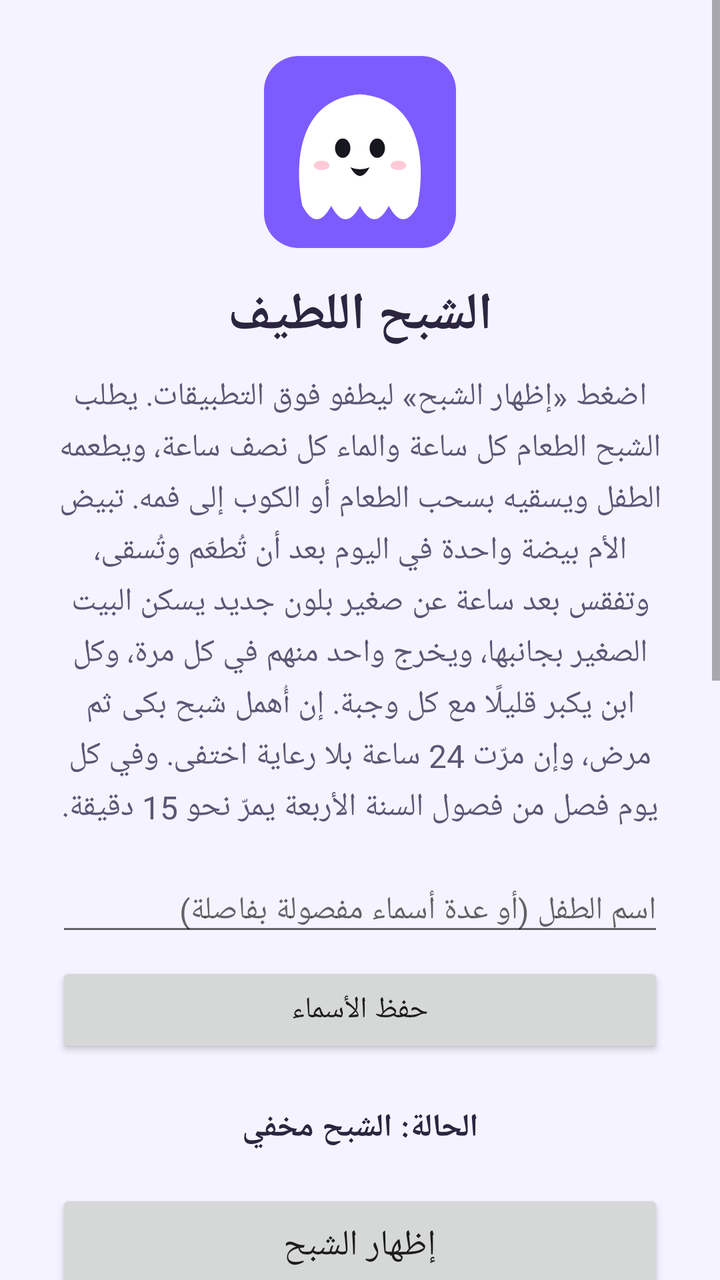
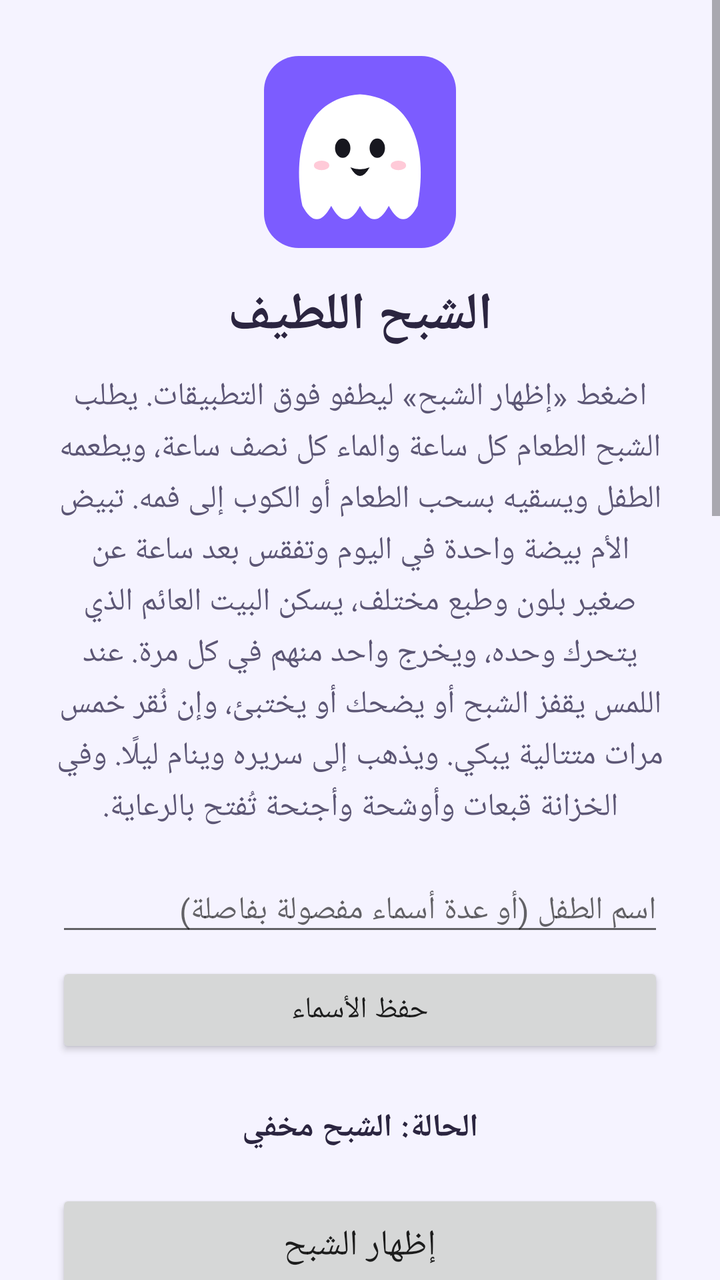

An Android layout rendered at two revisions. The XML below is the earlier revision; the diff shows what the commit changed to produce the second picture.
<!-- AndroidManifest.xml: application theme AppTheme -->
<!-- res/layout/activity_main.xml -->
<?xml version="1.0" encoding="utf-8"?>
<ScrollView xmlns:android="http://schemas.android.com/apk/res/android"
    android:layout_width="match_parent"
    android:layout_height="match_parent"
    android:fillViewport="true">

    <LinearLayout
        android:layout_width="match_parent"
        android:layout_height="wrap_content"
        android:layoutDirection="rtl"
        android:gravity="center"
        android:orientation="vertical"
        android:padding="28dp">

        <ImageView
            android:layout_width="96dp"
            android:layout_height="96dp"
            android:importantForAccessibility="no"
            android:src="@drawable/ic_launcher" />

        <TextView
            android:layout_width="match_parent"
            android:layout_height="wrap_content"
            android:layout_marginTop="16dp"
            android:gravity="center"
            android:text="@string/main_title"
            android:textColor="@color/text_main"
            android:textSize="26sp"
            android:textStyle="bold" />

        <TextView
            android:layout_width="match_parent"
            android:layout_height="wrap_content"
            android:layout_marginTop="12dp"
            android:gravity="center"
            android:lineSpacingExtra="4dp"
            android:text="@string/main_description"
            android:textColor="@color/text_sub"
            android:textSize="16sp" />

        <EditText
            android:id="@+id/namesField"
            android:layout_width="match_parent"
            android:layout_height="wrap_content"
            android:layout_marginTop="20dp"
            android:hint="@string/names_hint"
            android:inputType="text"
            android:maxLines="2"
            android:textSize="16sp" />

        <Button
            android:id="@+id/saveNamesButton"
            android:layout_width="match_parent"
            android:layout_height="48dp"
            android:layout_marginTop="8dp"
            android:text="@string/names_save"
            android:textSize="15sp" />

        <LinearLayout
            android:id="@+id/updateBanner"
            android:layout_width="match_parent"
            android:layout_height="wrap_content"
            android:layout_marginTop="20dp"
            android:background="#FFF3CD"
            android:orientation="vertical"
            android:padding="14dp"
            android:visibility="gone">

            <TextView
                android:id="@+id/updateText"
                android:layout_width="match_parent"
                android:layout_height="wrap_content"
                android:gravity="center"
                android:textColor="@color/text_main"
                android:textSize="16sp"
                android:textStyle="bold" />

            <Button
                android:id="@+id/updateButton"
                android:layout_width="match_parent"
                android:layout_height="52dp"
                android:layout_marginTop="10dp"
                android:text="@string/update_download"
                android:textSize="16sp" />
        </LinearLayout>

        <TextView
            android:id="@+id/statusText"
            android:layout_width="match_parent"
            android:layout_height="wrap_content"
            android:layout_marginTop="24dp"
            android:gravity="center"
            android:text="@string/status_stopped"
            android:textColor="@color/text_main"
            android:textSize="16sp"
            android:textStyle="bold" />

        <Button
            android:id="@+id/showButton"
            android:layout_width="match_parent"
            android:layout_height="56dp"
            android:layout_marginTop="20dp"
            android:text="@string/show_ghost"
            android:textSize="18sp" />

        <Button
            android:id="@+id/hideButton"
            android:layout_width="match_parent"
            android:layout_height="56dp"
            android:layout_marginTop="12dp"
            android:text="@string/hide_ghost"
            android:textSize="18sp" />

        <Button
            android:id="@+id/feedButton"
            android:layout_width="match_parent"
            android:layout_height="48dp"
            android:layout_marginTop="12dp"
            android:text="@string/feed_now"
            android:textSize="15sp" />

        <Button
            android:id="@+id/drinkButton"
            android:layout_width="match_parent"
            android:layout_height="48dp"
            android:layout_marginTop="12dp"
            android:text="@string/drink_now"
            android:textSize="15sp" />

        <Button
            android:id="@+id/eggButton"
            android:layout_width="match_parent"
            android:layout_height="48dp"
            android:layout_marginTop="12dp"
            android:text="@string/egg_now"
            android:textSize="15sp" />

        <Button
            android:id="@+id/neglectButton"
            android:layout_width="match_parent"
            android:layout_height="48dp"
            android:layout_marginTop="12dp"
            android:text="@string/neglect_now"
            android:textSize="15sp" />

        <Button
            android:id="@+id/seasonButton"
            android:layout_width="match_parent"
            android:layout_height="48dp"
            android:layout_marginTop="12dp"
            android:text="@string/season_now"
            android:textSize="15sp" />

        <Button
            android:id="@+id/checkUpdateButton"
            android:layout_width="match_parent"
            android:layout_height="48dp"
            android:layout_marginTop="12dp"
            android:text="@string/update_check"
            android:textSize="15sp" />

        <TextView
            android:id="@+id/privacyNote"
            android:layout_width="match_parent"
            android:layout_height="wrap_content"
            android:layout_marginTop="20dp"
            android:gravity="center"
            android:lineSpacingExtra="2dp"
            android:text="@string/main_privacy_note_local"
            android:textColor="@color/text_sub"
            android:textSize="12sp" />

        <TextView
            android:id="@+id/versionText"
            android:layout_width="match_parent"
            android:layout_height="wrap_content"
            android:layout_marginTop="24dp"
            android:gravity="center"
            android:textColor="@color/text_sub"
            android:textSize="13sp" />
    </LinearLayout>
</ScrollView>
<!-- resources referenced by this layout -->
<resources>
  <color name="text_main">#2B2540</color>
  <color name="text_sub">#5C5675</color>
  <!-- drawable ic_launcher (drawable) -->
  <?xml version="1.0" encoding="utf-8"?>
  <vector xmlns:android="http://schemas.android.com/apk/res/android"
      android:width="108dp"
      android:height="108dp"
      android:viewportWidth="100"
      android:viewportHeight="100">
      <path
          android:fillColor="#7C5CFF"
          android:pathData="M18,0h64a18,18 0 0 1 18,18v64a18,18 0 0 1 -18,18h-64a18,18 0 0 1 -18,-18v-64a18,18 0 0 1 18,-18z" />
      <path
          android:fillColor="#FFFFFF"
          android:pathData="M20,78 C15,52 20,22 50,20 C80,22 85,52 80,78 Q72.5,92 65,78 Q57.5,92 50,78 Q42.5,92 35,78 Q27.5,92 20,78 Z" />
      <path
          android:fillColor="#17171F"
          android:pathData="M41,48 m-4,0 a4,5 0 1,0 8,0 a4,5 0 1,0 -8,0 M59,48 m-4,0 a4,5 0 1,0 8,0 a4,5 0 1,0 -8,0" />
      <path
          android:fillColor="#17171F"
          android:pathData="M45,58 Q50,60 55,58 Q50,67 45,58 Z" />
      <path
          android:fillColor="#FFB4C8"
          android:fillAlpha="0.7"
          android:pathData="M30,57 m-4,0 a4,2.5 0 1,0 8,0 a4,2.5 0 1,0 -8,0 M70,57 m-4,0 a4,2.5 0 1,0 8,0 a4,2.5 0 1,0 -8,0" />
  </vector>
  <string name="drink_now">جرّب السقي الآن</string>
  <string name="egg_now">جرّب البيضة (فقس سريع)</string>
  <string name="feed_now">جرّب الإطعام الآن</string>
  <string name="hide_ghost">إخفاء الشبح</string>
  <string name="main_description">اضغط «إظهار الشبح» ليطفو فوق التطبيقات. يطلب الشبح الطعام كل ساعة والماء كل نصف ساعة، ويطعمه الطفل ويسقيه بسحب الطعام أو الكوب إلى فمه. تبيض الأم بيضة واحدة في اليوم بعد أن تُطعَم وتُسقى، وتفقس بعد ساعة عن صغير بلون جديد يسكن البيت الصغير بجانبها، ويخرج واحد منهم في كل مرة، وكل ابن يكبر قليلًا مع كل وجبة. إن أُهمل شبح بكى ثم مرض، وإن مرّت 24 ساعة بلا رعاية اختفى. وفي كل يوم فصل من فصول السنة الأربعة يمرّ نحو 15 دقيقة.</string>
  <string name="main_privacy_note_local">هذا التطبيق لا يستخدم الميكروفون ولا يجمع أي بيانات. يتصل بالإنترنت فقط للتحقق من وجود تحديث للتطبيق.</string>
  <string name="main_title">الشبح اللطيف</string>
  <string name="names_hint">اسم الطفل (أو عدة أسماء مفصولة بفاصلة)</string>
  <string name="names_save">حفظ الأسماء</string>
  <string name="neglect_now">جرّب الإهمال (مرحلة تالية)</string>
  <string name="season_now">جرّب الفصل (التالي)</string>
  <string name="show_ghost">إظهار الشبح</string>
  <string name="status_stopped">الحالة: الشبح مخفي</string>
  <string name="update_check">التحقق من وجود تحديث</string>
  <string name="update_download">تحميل وتثبيت التحديث</string>
  <style name="AppTheme" parent="android:Theme.Material.Light.NoActionBar">
          <item name="android:windowBackground">@color/screen_bg</item>
          <item name="android:statusBarColor">@color/screen_bg</item>
          <item name="android:navigationBarColor">@color/screen_bg</item>
          <item name="android:windowLightStatusBar">true</item>
      </style>
  <color name="screen_bg">#F5F3FF</color>
</resources>

<!-- the commit's change to res/layout/activity_main.xml (unified diff, before → after) -->
@@ -151,6 +151,59 @@
             android:text="@string/season_now"
             android:textSize="15sp" />
 
+        <TextView
+            android:layout_width="match_parent"
+            android:layout_height="wrap_content"
+            android:layout_marginTop="24dp"
+            android:gravity="center"
+            android:text="@string/wardrobe_title"
+            android:textColor="@color/text_main"
+            android:textSize="18sp"
+            android:textStyle="bold" />
+
+        <Button
+            android:id="@+id/hatButton"
+            android:layout_width="match_parent"
+            android:layout_height="48dp"
+            android:layout_marginTop="8dp"
+            android:textSize="15sp" />
+
+        <Button
+            android:id="@+id/scarfButton"
+            android:layout_width="match_parent"
+            android:layout_height="48dp"
+            android:layout_marginTop="8dp"
+            android:textSize="15sp" />
+
+        <Button
+            android:id="@+id/wingsButton"
+            android:layout_width="match_parent"
+            android:layout_height="48dp"
+            android:layout_marginTop="8dp"
+            android:textSize="15sp" />
+
+        <Button
+            android:id="@+id/glowButton"
+            android:layout_width="match_parent"
+            android:layout_height="48dp"
+            android:layout_marginTop="8dp"
+            android:textSize="15sp" />
+
+        <Button
+            android:id="@+id/trailButton"
+            android:layout_width="match_parent"
+            android:layout_height="48dp"
+            android:layout_marginTop="8dp"
+            android:textSize="15sp" />
+
+        <Button
+            android:id="@+id/unlockAllButton"
+            android:layout_width="match_parent"
+            android:layout_height="48dp"
+            android:layout_marginTop="8dp"
+            android:text="@string/unlock_all_test"
+            android:textSize="15sp" />
+
         <Button
             android:id="@+id/checkUpdateButton"
             android:layout_width="match_parent"
<!-- resource entries referenced after the edit -->
@@ -30,7 +30,7 @@
   <string name="egg_now">جرّب البيضة (فقس سريع)</string>
   <string name="feed_now">جرّب الإطعام الآن</string>
   <string name="hide_ghost">إخفاء الشبح</string>
-  <string name="main_description">اضغط «إظهار الشبح» ليطفو فوق التطبيقات. يطلب الشبح الطعام كل ساعة والماء كل نصف ساعة، ويطعمه الطفل ويسقيه بسحب الطعام أو الكوب إلى فمه. تبيض الأم بيضة واحدة في اليوم بعد أن تُطعَم وتُسقى، وتفقس بعد ساعة عن صغير بلون جديد يسكن البيت الصغير بجانبها، ويخرج واحد منهم في كل مرة، وكل ابن يكبر قليلًا مع كل وجبة. إن أُهمل شبح بكى ثم مرض، وإن مرّت 24 ساعة بلا رعاية اختفى. وفي كل يوم فصل من فصول السنة الأربعة يمرّ نحو 15 دقيقة.</string>
+  <string name="main_description">اضغط «إظهار الشبح» ليطفو فوق التطبيقات. يطلب الشبح الطعام كل ساعة والماء كل نصف ساعة، ويطعمه الطفل ويسقيه بسحب الطعام أو الكوب إلى فمه. تبيض الأم بيضة واحدة في اليوم وتفقس بعد ساعة عن صغير بلون وطبع مختلف، يسكن البيت العائم الذي يتحرك وحده، ويخرج واحد منهم في كل مرة. عند اللمس يقفز الشبح أو يضحك أو يختبئ، وإن نُقر خمس مرات متتالية يبكي. ويذهب إلى سريره وينام ليلًا. وفي الخزانة قبعات وأوشحة وأجنحة تُفتح بالرعاية.</string>
   <string name="main_privacy_note_local">هذا التطبيق لا يستخدم الميكروفون ولا يجمع أي بيانات. يتصل بالإنترنت فقط للتحقق من وجود تحديث للتطبيق.</string>
   <string name="main_title">الشبح اللطيف</string>
   <string name="names_hint">اسم الطفل (أو عدة أسماء مفصولة بفاصلة)</string>
@@ -39,8 +39,10 @@
   <string name="season_now">جرّب الفصل (التالي)</string>
   <string name="show_ghost">إظهار الشبح</string>
   <string name="status_stopped">الحالة: الشبح مخفي</string>
+  <string name="unlock_all_test">فتح كل الأغراض (للتجربة)</string>
   <string name="update_check">التحقق من وجود تحديث</string>
   <string name="update_download">تحميل وتثبيت التحديث</string>
+  <string name="wardrobe_title">الخزانة</string>
   <style name="AppTheme" parent="android:Theme.Material.Light.NoActionBar">
           <item name="android:windowBackground">@color/screen_bg</item>
           <item name="android:statusBarColor">@color/screen_bg</item>
